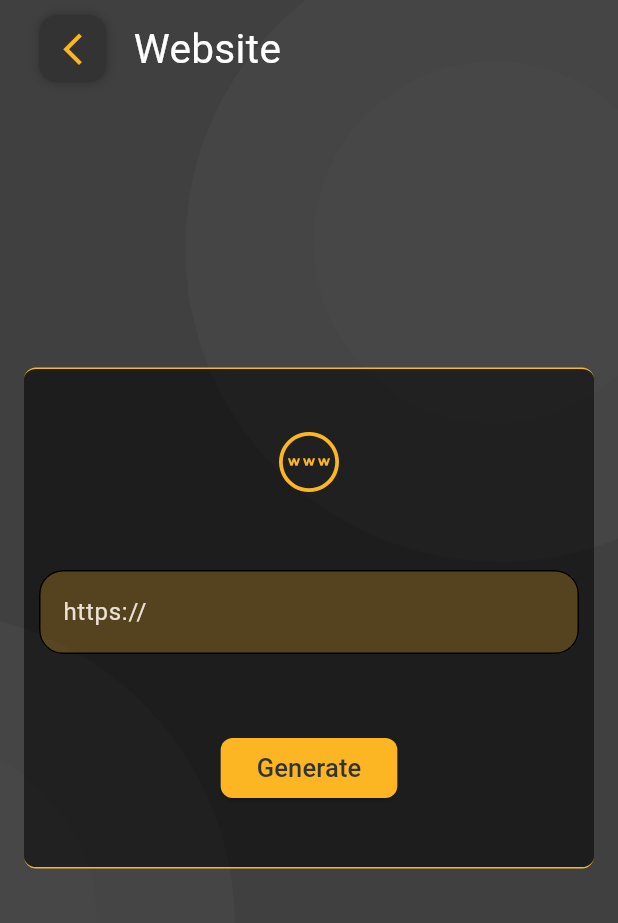
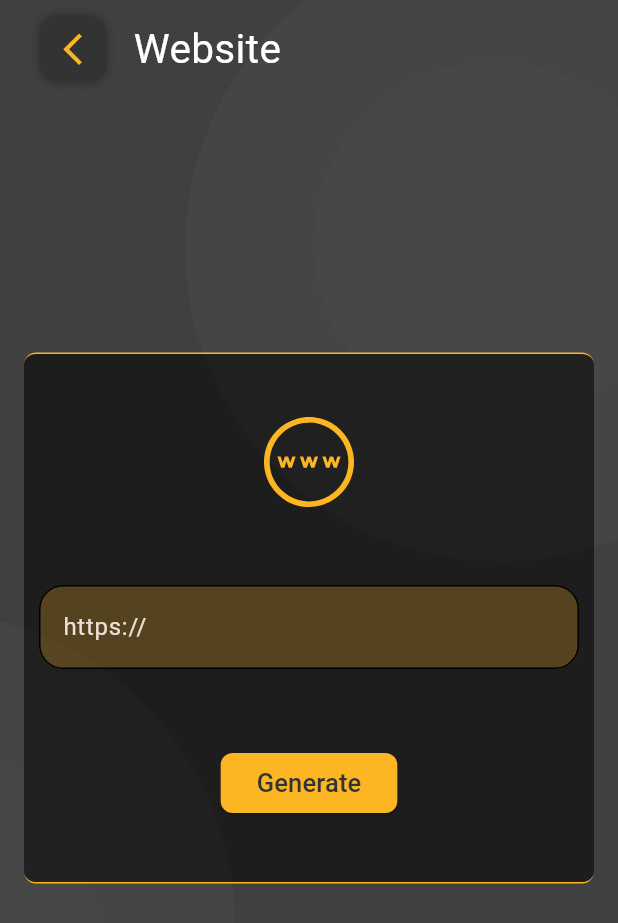
Before and after one commit to MuhammedHelal/qr_reader, a Flutter app: the WebsiteQrView screen opened directly, on a phone screen of 412 x 824 dp. Shown: the top 923 px of the screen. Run offline on Flutter 3.47's test engine with Material 3 defaults, Android fonts, the light colour scheme and no system bars; our stand-ins replace flutter_bloc, flutter_svg, fluttertoast, gallery_saver, gap, get_it and 9 more; missing offline and left inert: flutter_share, qr_code_scanner, qr_code_tools, wifi_iot; accounts and stored records are empty; Roboto replaces fonts that are missing (Itim); statements that could not run were skipped.

Commit message:
Increase Icon Size in QR Generation Views
Adjusted the size of icons in various QR generation views to improve visual consistency and user experience. Specifically, the following changes were made:

- Increased the size of the email icon in `email_qr_view.dart` to 60.
- Increased the size of the event icon in `event_qr_view.dart` to 60.
- Increased the size of the SMS icon in `sms_qr_view.dart` to 60.
- Increased the size of the text icon in `text_qr_view.dart` to 60.
- Adjusted the size of the website icon in `website_qr_view.dart` to 60x60.
- Increased the size of the Wi-Fi icon in `wifi_qr_view.dart` to 60.

These changes ensure that all icons are of uniform size, enhancing the overall aesthetic and usability of the QR generation interface.

```diff
--- a/lib/features/generate_qr/presentation/views/email_qr_view.dart
+++ b/lib/features/generate_qr/presentation/views/email_qr_view.dart
@@ -60,7 +60,10 @@ class _EmailQrViewState extends State<EmailQrView> {
                         mainAxisSize: MainAxisSize.min,
                         children: [
                           const Gap(42),
-                          const Icon(Icons.alternate_email),
+                          const Icon(
+                            Icons.alternate_email,
+                            size: 60,
+                          ),
                           const Gap(52),
                           Padding(
                             padding: const EdgeInsets.symmetric(horizontal: 10),
--- a/lib/features/generate_qr/presentation/views/event_qr_view.dart
+++ b/lib/features/generate_qr/presentation/views/event_qr_view.dart
@@ -62,7 +62,10 @@ class _EventQrViewState extends State<EventQrView> {
                         mainAxisSize: MainAxisSize.min,
                         children: [
                           const Gap(42),
-                          const Icon(Icons.event_available),
+                          const Icon(
+                            Icons.event_available,
+                            size: 60,
+                          ),
                           const Gap(52),
                           Padding(
                             padding: const EdgeInsets.symmetric(horizontal: 10),
--- a/lib/features/generate_qr/presentation/views/sms_qr_view.dart
+++ b/lib/features/generate_qr/presentation/views/sms_qr_view.dart
@@ -55,7 +55,10 @@ class _SmsQrViewState extends State<SmsQrView> {
                         mainAxisSize: MainAxisSize.min,
                         children: [
                           const Gap(42),
-                          const Icon(Icons.sms),
+                          const Icon(
+                            Icons.sms,
+                            size: 60,
+                          ),
                           const Gap(52),
                           Padding(
                             padding: const EdgeInsets.symmetric(horizontal: 10),
--- a/lib/features/generate_qr/presentation/views/text_qr_view.dart
+++ b/lib/features/generate_qr/presentation/views/text_qr_view.dart
@@ -52,7 +52,10 @@ class _TextQrViewState extends State<TextQrView> {
                         mainAxisSize: MainAxisSize.min,
                         children: [
                           const Gap(42),
-                          const Icon(Icons.text_fields_sharp),
+                          const Icon(
+                            Icons.text_fields_sharp,
+                            size: 60,
+                          ),
                           const Gap(52),
                           Padding(
                             padding: const EdgeInsets.symmetric(horizontal: 10),
--- a/lib/features/generate_qr/presentation/views/website_qr_view.dart
+++ b/lib/features/generate_qr/presentation/views/website_qr_view.dart
@@ -56,7 +56,11 @@ class _WebsiteQrViewState extends State<WebsiteQrView> {
                         mainAxisSize: MainAxisSize.min,
                         children: [
                           const Gap(42),
-                          SvgPicture.asset(Assets.assetsImagesWebsiteIcon),
+                          SvgPicture.asset(
+                            Assets.assetsImagesWebsiteIcon,
+                            height: 60,
+                            width: 60,
+                          ),
                           const Gap(52),
                           Padding(
                             padding: const EdgeInsets.symmetric(horizontal: 10),
--- a/lib/features/generate_qr/presentation/views/wifi_qr_view.dart
+++ b/lib/features/generate_qr/presentation/views/wifi_qr_view.dart
@@ -59,7 +59,10 @@ class _WifiQrViewState extends State<WifiQrView> {
                         mainAxisSize: MainAxisSize.min,
                         children: [
                           const Gap(42),
-                          const Icon(Icons.wifi),
+                          const Icon(
+                            Icons.wifi,
+                            size: 60,
+                          ),
                           const Gap(52),
                           Padding(
                             padding: const EdgeInsets.symmetric(horizontal: 10),
```
